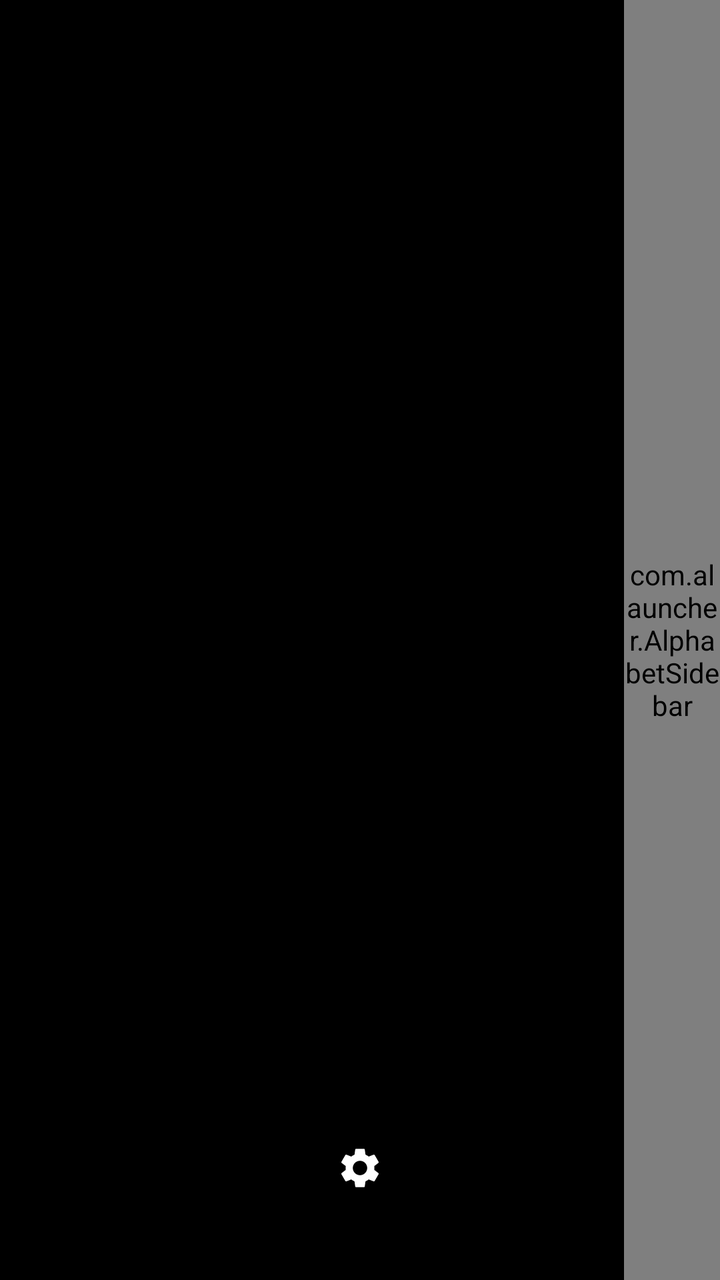
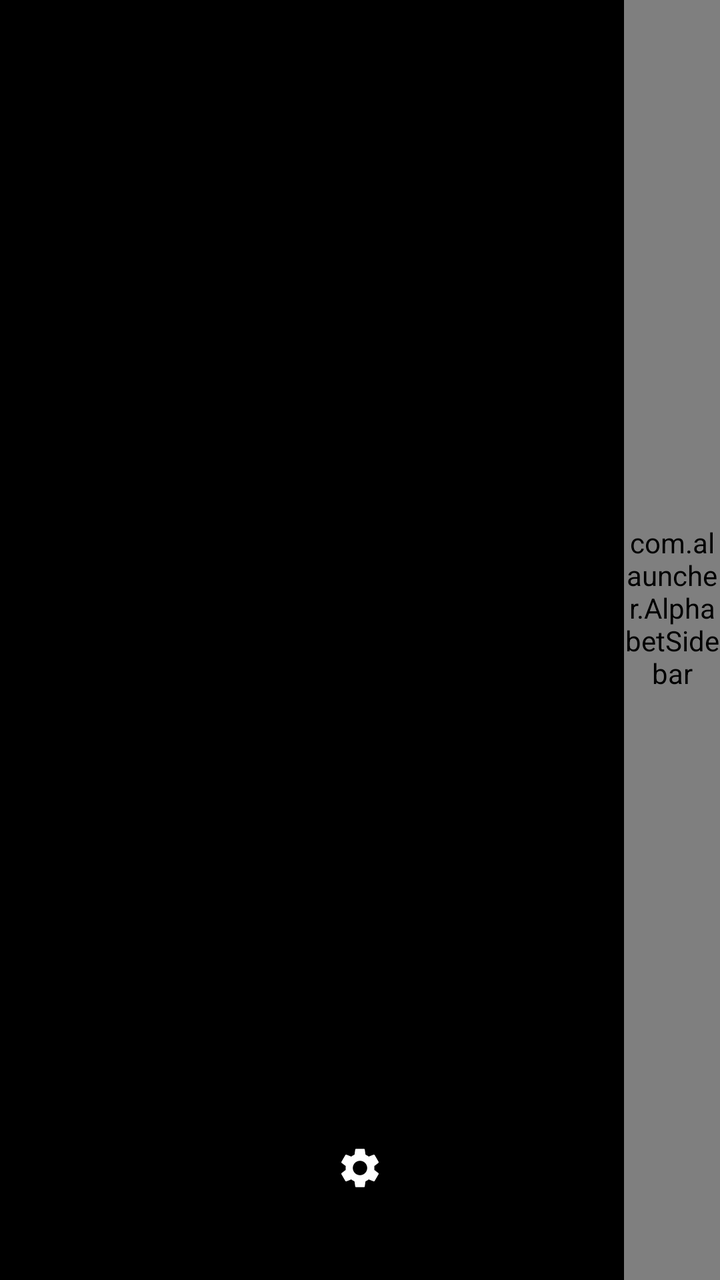

Two renders of the same Android screen: before a commit and after it. Below are the layout's source before the change and the commit's diff.
<!-- AndroidManifest.xml: application theme Theme.ALauncher -->
<!-- res/layout/activity_main.xml -->
<?xml version="1.0" encoding="utf-8"?>
<FrameLayout xmlns:android="http://schemas.android.com/apk/res/android"
    android:id="@+id/rootLayout"
    android:layout_width="match_parent"
    android:layout_height="match_parent"
    android:clipChildren="false">

    <View
        android:id="@+id/darkOverlay"
        android:layout_width="match_parent"
        android:layout_height="match_parent"
        android:background="#000000" />

    <ListView
        android:id="@+id/appList"
        android:layout_width="match_parent"
        android:layout_height="match_parent"
        android:layout_marginEnd="48dp"
        android:paddingStart="24dp"
        android:paddingTop="160dp"
        android:paddingBottom="80dp"
        android:clipToPadding="false"
        android:divider="@null"
        android:dividerHeight="0dp"
        android:scrollbars="none" />

    <LinearLayout
        android:id="@+id/widgetContainer"
        android:layout_width="match_parent"
        android:layout_height="wrap_content"
        android:layout_marginEnd="48dp"
        android:orientation="vertical"
        android:paddingStart="24dp"
        android:paddingTop="40dp" />

    <EditText
        android:id="@+id/searchBar"
        android:layout_width="match_parent"
        android:layout_height="48dp"
        android:layout_gravity="top"
        android:layout_marginStart="24dp"
        android:layout_marginEnd="56dp"
        android:layout_marginTop="16dp"
        android:background="#44000000"
        android:hint="@string/search_hint"
        android:textColorHint="#88FFFFFF"
        android:textColor="@android:color/white"
        android:textSize="18sp"
        android:paddingHorizontal="16dp"
        android:inputType="text"
        android:imeOptions="actionSearch"
        android:singleLine="true"
        android:visibility="gone"
        android:importantForAutofill="no" />

    <com.alauncher.AlphabetSidebar
        android:id="@+id/alphabetSidebar"
        android:layout_width="48dp"
        android:layout_height="match_parent"
        android:layout_gravity="end"
        android:paddingTop="80dp"
        android:paddingBottom="80dp" />

    <ImageButton
        android:id="@+id/bottomButton"
        android:layout_width="48dp"
        android:layout_height="48dp"
        android:layout_gravity="bottom|center_horizontal"
        android:layout_marginBottom="32dp"
        android:background="@drawable/circle_dark_bg"
        android:contentDescription="@string/settings_label"
        android:padding="12dp"
        android:scaleType="centerInside"
        android:src="@drawable/ic_settings" />

</FrameLayout>
<!-- resources referenced by this layout -->
<resources>
  <!-- drawable circle_dark_bg (drawable) -->
  <?xml version="1.0" encoding="utf-8"?>
  <shape xmlns:android="http://schemas.android.com/apk/res/android"
      android:shape="oval">
      <solid android:color="#66000000" />
      <size
          android:width="48dp"
          android:height="48dp" />
  </shape>
  <!-- drawable ic_settings (drawable) -->
  <?xml version="1.0" encoding="utf-8"?>
  <vector xmlns:android="http://schemas.android.com/apk/res/android"
      android:width="24dp"
      android:height="24dp"
      android:viewportWidth="24"
      android:viewportHeight="24">
      <path
          android:fillColor="#FFFFFF"
          android:pathData="M19.14,12.94c0.04,-0.3 0.06,-0.61 0.06,-0.94c0,-0.32 -0.02,-0.64 -0.07,-0.94l2.03,-1.58c0.18,-0.14 0.23,-0.41 0.12,-0.61l-1.92,-3.32c-0.12,-0.22 -0.37,-0.29 -0.59,-0.22l-2.39,0.96c-0.5,-0.38 -1.03,-0.7 -1.62,-0.94L14.4,2.81c-0.04,-0.24 -0.24,-0.41 -0.48,-0.41h-3.84c-0.24,0 -0.43,0.17 -0.47,0.41L9.25,5.35C8.66,5.59 8.12,5.92 7.63,6.29L5.24,5.33c-0.22,-0.08 -0.47,0 -0.59,0.22L2.74,8.87C2.62,9.08 2.66,9.34 2.86,9.48l2.03,1.58C4.84,11.36 4.8,11.69 4.8,12s0.02,0.64 0.07,0.94l-2.03,1.58c-0.18,0.14 -0.23,0.41 -0.12,0.61l1.92,3.32c0.12,0.22 0.37,0.29 0.59,0.22l2.39,-0.96c0.5,0.38 1.03,0.7 1.62,0.94l0.36,2.54c0.05,0.24 0.24,0.41 0.48,0.41h3.84c0.24,0 0.44,-0.17 0.47,-0.41l0.36,-2.54c0.59,-0.24 1.13,-0.56 1.62,-0.94l2.39,0.96c0.22,0.08 0.47,0 0.59,-0.22l1.92,-3.32c0.12,-0.22 0.07,-0.47 -0.12,-0.61L19.14,12.94zM12,15.6c-1.98,0 -3.6,-1.62 -3.6,-3.6s1.62,-3.6 3.6,-3.6s3.6,1.62 3.6,3.6S13.98,15.6 12,15.6z" />
  </vector>
  <string name="search_hint">Search apps…</string>
  <string name="settings_label">Settings</string>
  <style name="Theme.ALauncher" parent="Theme.AppCompat.NoActionBar">
          <item name="android:windowBackground">@android:color/transparent</item>
          <item name="android:windowShowWallpaper">true</item>
          <item name="android:windowIsTranslucent">true</item>
      </style>
</resources>

<!-- the commit's change to res/layout/activity_main.xml (unified diff, before → after) -->
@@ -18,7 +18,7 @@
         android:layout_marginEnd="48dp"
         android:paddingStart="24dp"
         android:paddingTop="160dp"
-        android:paddingBottom="80dp"
+        android:paddingBottom="112dp"
         android:clipToPadding="false"
         android:divider="@null"
         android:dividerHeight="0dp"
@@ -59,7 +59,19 @@
         android:layout_height="match_parent"
         android:layout_gravity="end"
         android:paddingTop="80dp"
-        android:paddingBottom="80dp" />
+        android:paddingBottom="112dp" />
+
+    <LinearLayout
+        android:id="@+id/footerActionsContainer"
+        android:layout_width="match_parent"
+        android:layout_height="wrap_content"
+        android:layout_gravity="bottom|center_horizontal"
+        android:layout_marginStart="24dp"
+        android:layout_marginEnd="56dp"
+        android:layout_marginBottom="20dp"
+        android:gravity="center"
+        android:orientation="horizontal"
+        android:visibility="gone" />
 
     <ImageButton
         android:id="@+id/bottomButton"
